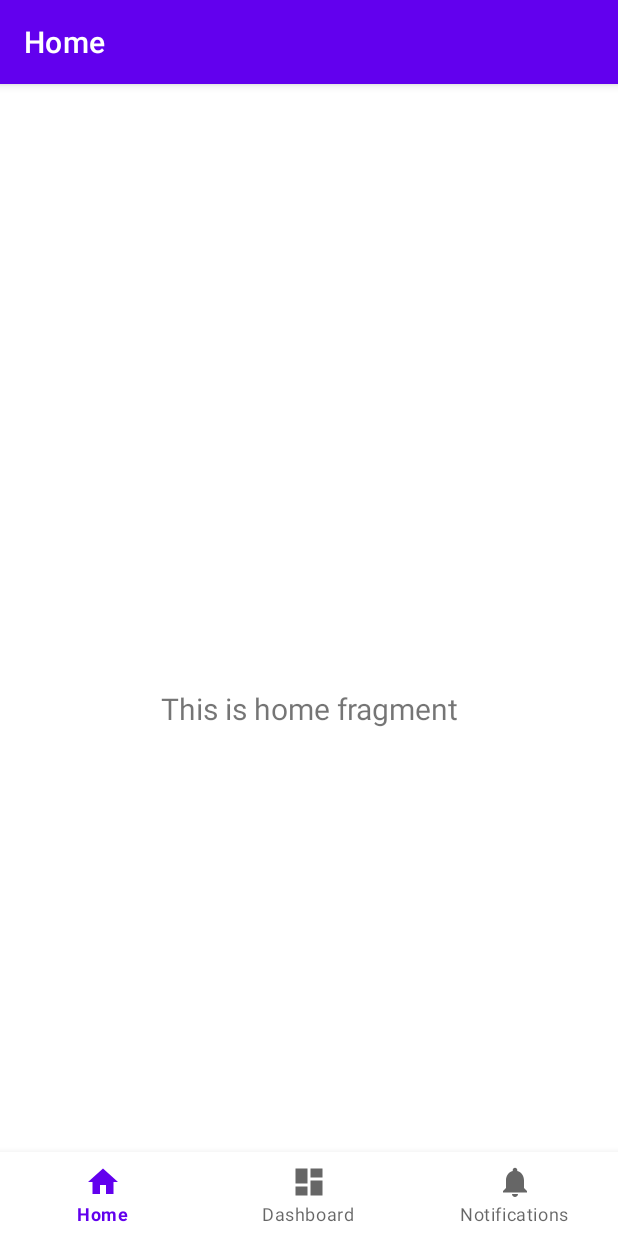
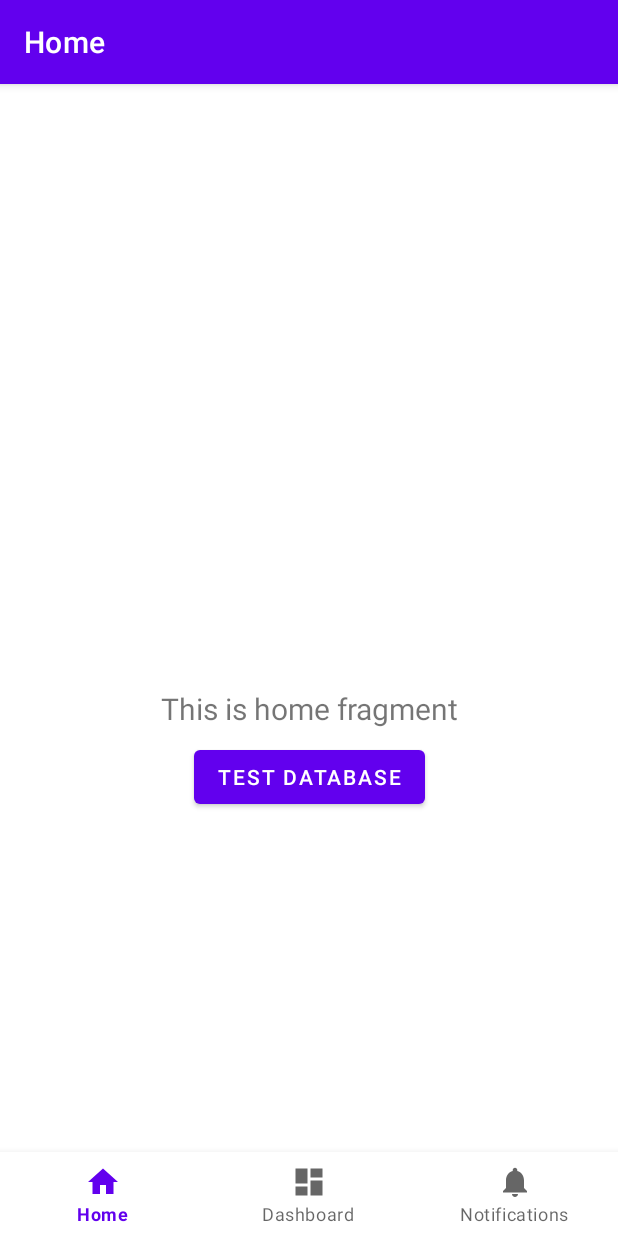
Before and after one commit to JANERUBBISHTOEAT/CSCB07-Project-TUT5-Group1, an Android app: the screen it shows after launch (MainActivity), on a phone screen of 412 x 824 dp. Run offline under Robolectric (Android 15) with nearby library versions, the phone set to English and light mode, and no system bars; our stand-ins replace navigation-ui.

Commit message:
Adding Firebase to the project

```diff
--- a/Andoid_Proj/app/src/main/res/layout/fragment_home.xml
+++ b/Andoid_Proj/app/src/main/res/layout/fragment_home.xml
@@ -19,4 +19,17 @@
         app:layout_constraintEnd_toEndOf="parent"
         app:layout_constraintStart_toStartOf="parent"
         app:layout_constraintTop_toTopOf="parent" />
+
+    <Button
+        android:id="@+id/test_database_button"
+        android:layout_width="wrap_content"
+        android:layout_height="wrap_content"
+        android:layout_marginStart="8dp"
+        android:layout_marginTop="8dp"
+        android:layout_marginEnd="8dp"
+        android:text="@string/test_database"
+        app:layout_constraintEnd_toEndOf="parent"
+        app:layout_constraintStart_toStartOf="parent"
+        app:layout_constraintTop_toBottomOf="@+id/text_home" />
+
 </androidx.constraintlayout.widget.ConstraintLayout>
--- a/Andoid_Proj/app/src/main/res/values/strings.xml
+++ b/Andoid_Proj/app/src/main/res/values/strings.xml
@@ -3,4 +3,6 @@
     <string name="title_home">Home</string>
     <string name="title_dashboard">Dashboard</string>
     <string name="title_notifications">Notifications</string>
+
+    <string name="test_database">Test Database</string>
 </resources>
```
Also changed, not shown: 1 other file.
